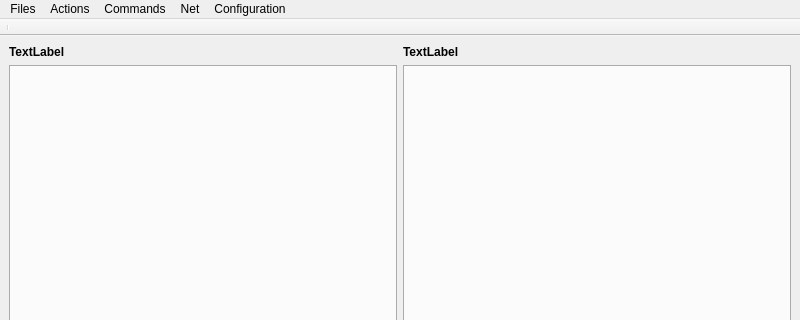
afigegoznaet/YAC_Commander, file mainwindow.ui: the form before one commit; both pictures show x 0 to 800 and y 0 to 320 of the 800 by 600 pixel window.
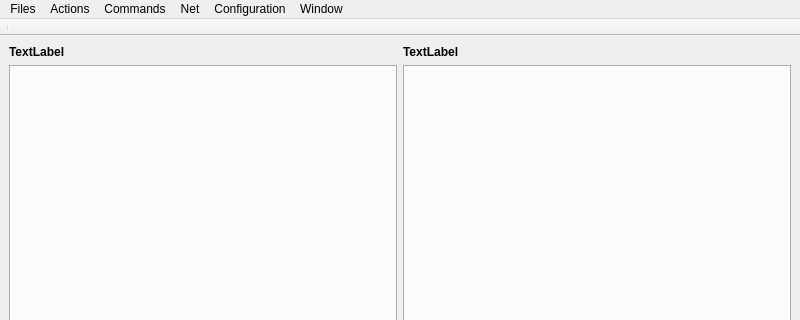
The form after the commit. Custom widgets are drawn as their Qt base class.

Commit message: Added "Window" menu, shortcuts for tabs and fixed some focus related issues

What changed in the file:
```diff
--- a/mainwindow.ui
+++ b/mainwindow.ui
@@ -262,11 +262,20 @@
     <addaction name="separator"/>
     <addaction name="action_show_hidden_files"/>
    </widget>
+   <widget class="QMenu" name="menuWindow">
+    <property name="title">
+     <string>Window</string>
+    </property>
+    <addaction name="actionAdd_tab"/>
+    <addaction name="actionCopy_tab"/>
+    <addaction name="actionClose_tab"/>
+   </widget>
    <addaction name="menuFiles"/>
    <addaction name="menuCommand"/>
    <addaction name="menuCommands"/>
    <addaction name="menuNet"/>
    <addaction name="menuConfiguration"/>
+   <addaction name="menuWindow"/>
   </widget>
   <widget class="QStatusBar" name="statusbar"/>
   <widget class="QuickAccessBar" name="quickBar">
```
Left out of the diff: 15 changed lines with no effect on the pictures. The commit also changes 6 other files.
